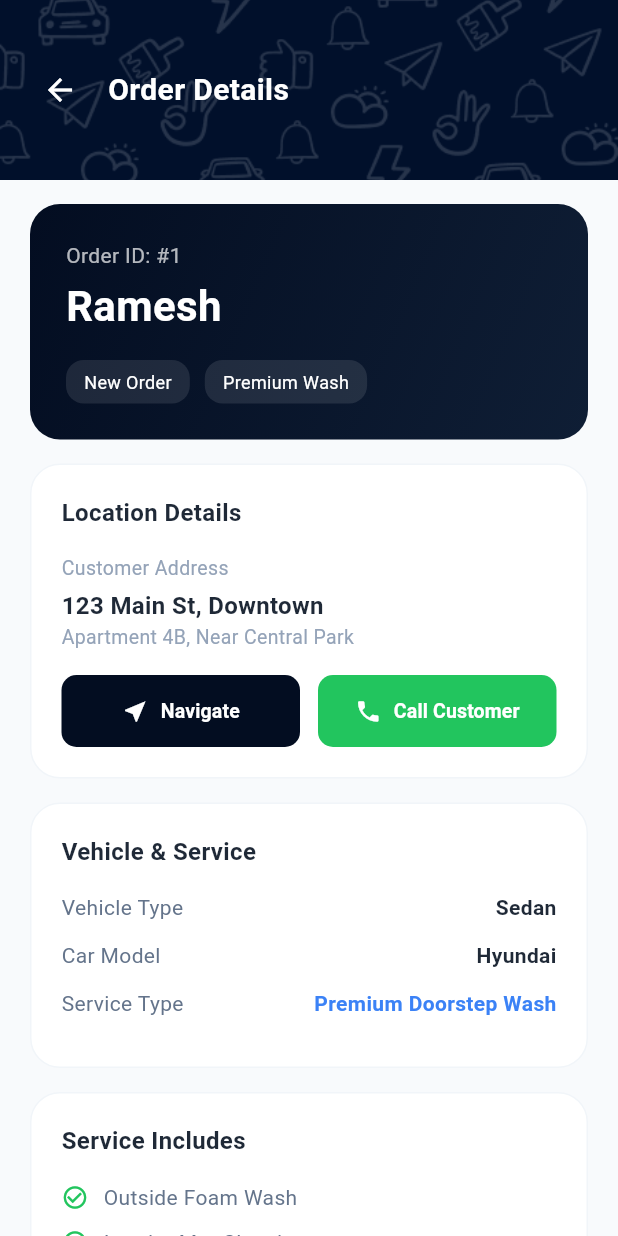
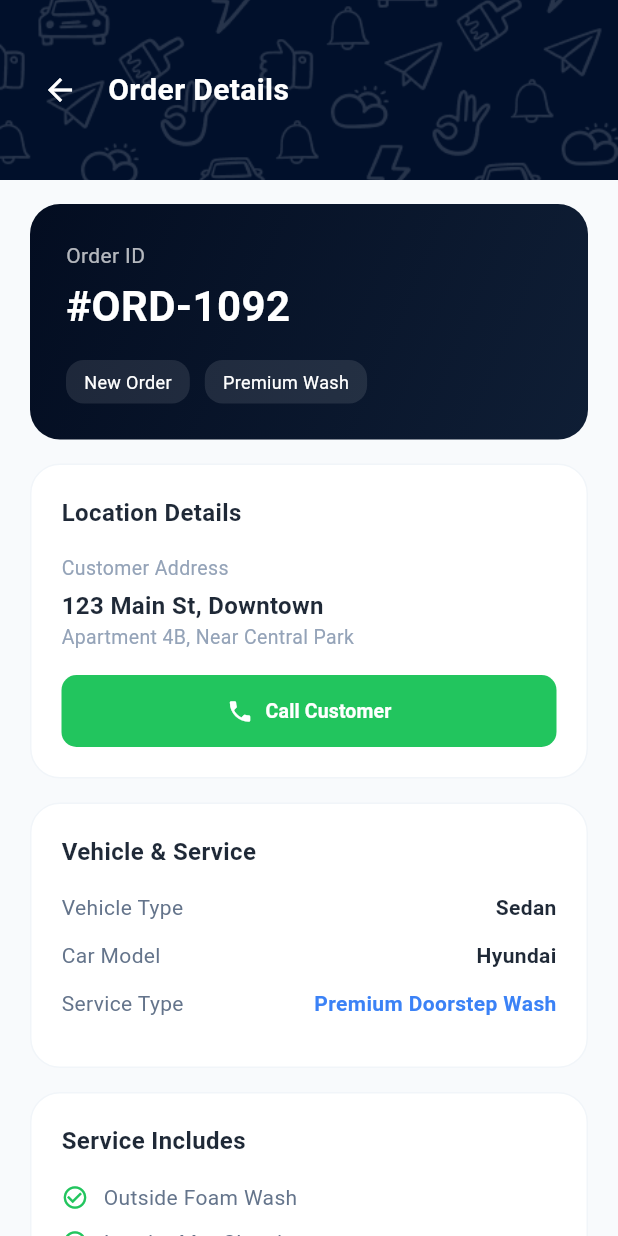
Before and after one commit to hemachandransairam/winkworker, a Flutter app: the DashboardScreen screen opened directly, after a tap on "View Details", on a phone screen of 412 x 824 dp. Run offline on Flutter 3.47's test engine with Material 3 defaults, Android fonts, the phone set to English and light mode, and no system bars; our stand-ins replace device_preview, image_picker, shared_preferences, supabase_flutter; accounts and stored records are empty.

Commit message:
updated order details

```diff
--- a/lib/screens/dashboard_screen.dart
+++ b/lib/screens/dashboard_screen.dart
@@ -253,7 +253,7 @@ class _DashboardScreenState extends State<DashboardScreen> {
 
                       // Order Card
                       _buildRefinedOrderCard(
-                        name: "Ramesh",
+                        orderId: "#ORD-1092",
                         address: "123 Main St, Downtown",
                         time: "10 : 30 AM",
                         date: "30-08",
@@ -304,7 +304,7 @@ class _DashboardScreenState extends State<DashboardScreen> {
   }
 
   Widget _buildRefinedOrderCard({
-    required String name,
+    required String orderId,
     required String address,
     required String time,
     required String date,
@@ -331,7 +331,7 @@ class _DashboardScreenState extends State<DashboardScreen> {
             mainAxisAlignment: MainAxisAlignment.spaceBetween,
             children: [
               Text(
-                name,
+                orderId,
                 style: const TextStyle(
                   fontSize: 18,
                   fontWeight: FontWeight.bold,
@@ -411,7 +411,7 @@ class _DashboardScreenState extends State<DashboardScreen> {
                   MaterialPageRoute(
                     builder:
                         (context) => OrderDetailsScreen(
-                          name: name,
+                          orderId: orderId,
                           address: address,
                           time: time,
                           distance: date,
--- a/lib/screens/earnings_screen.dart
+++ b/lib/screens/earnings_screen.dart
@@ -123,31 +123,31 @@ class EarningsScreen extends StatelessWidget {
                           const SizedBox(height: 16),
 
                           _buildTransactionCard(
-                            "Premium Wash - Ramesh",
+                            "Premium Wash - #ORD-1092",
                             "Today, 10:30 AM",
                             "₹2,000",
                             const Color(0xFF22C55E),
                           ),
                           _buildTransactionCard(
-                            "Basic Wash - Suresh",
+                            "Basic Wash - #ORD-1091",
                             "Today, 8:00 AM",
                             "₹500",
                             const Color(0xFF22C55E),
                           ),
                           _buildTransactionCard(
-                            "Deluxe Detail - Mandhana",
+                            "Deluxe Detail - #ORD-1090",
                             "Yesterday, 4:30 PM",
                             "₹3,500",
                             const Color(0xFF22C55E),
                           ),
                           _buildTransactionCard(
-                            "Premium Wash - Kohli",
+                            "Premium Wash - #ORD-1089",
                             "Yesterday, 2:00 PM",
                             "₹2,000",
                             const Color(0xFF22C55E),
                           ),
                           _buildTransactionCard(
-                            "Basic Wash - Rohit",
+                            "Basic Wash - #ORD-1088",
                             "Feb 24, 11:00 AM",
                             "₹500",
                             const Color(0xFF22C55E),
--- a/lib/screens/job_completed_screen.dart
+++ b/lib/screens/job_completed_screen.dart
@@ -84,7 +84,7 @@ class _JobCompletedScreenState extends State<JobCompletedScreen> {
                       title: "Job Summary",
                       child: Column(
                         children: [
-                          _buildSummaryRow("Customer", "Ramesh"),
+                          _buildSummaryRow("Customer (Order ID)", "#ORD-1092"),
                           _buildSummaryRow("Service", "Premium Doorstep Wash"),
                           _buildSummaryRow("Duration", "45 mins"),
                           _buildSummaryRow("Vehicle Type", "Sedan"),
--- a/lib/screens/order_details_screen.dart
+++ b/lib/screens/order_details_screen.dart
@@ -1,8 +1,9 @@
 import 'package:flutter/material.dart';
 import 'package:wink_worker/screens/route_map_screen.dart';
+import 'package:wink_worker/screens/before_service_screen.dart';
 
 class OrderDetailsScreen extends StatelessWidget {
-  final String name;
+  final String orderId;
   final String address;
   final String time;
   final String distance;
@@ -10,7 +11,7 @@ class OrderDetailsScreen extends StatelessWidget {
 
   const OrderDetailsScreen({
     super.key,
-    required this.name,
+    required this.orderId,
     required this.address,
     required this.time,
     required this.distance,
@@ -82,12 +83,12 @@ class OrderDetailsScreen extends StatelessWidget {
                       crossAxisAlignment: CrossAxisAlignment.start,
                       children: [
                         const Text(
-                          "Order ID: #1",
+                          "Order ID",
                           style: TextStyle(color: Colors.white70, fontSize: 14),
                         ),
                         const SizedBox(height: 4),
                         Text(
-                          name,
+                          orderId,
                           style: const TextStyle(
                             color: Colors.white,
                             fontSize: 28,
@@ -138,28 +139,8 @@ class OrderDetailsScreen extends StatelessWidget {
                           ),
                         ),
                         const SizedBox(height: 16),
-                        Row(
-                          children: [
-                            Expanded(
-                              child: _buildActionButton(
-                                Icons.near_me,
-                                "Navigate",
-                                const Color(0xFF030D21),
-                                () {
-                                  Navigator.push(
-                                    context,
-                                    MaterialPageRoute(
-                                      builder:
-                                          (context) => RouteMapScreen(
-                                            destinationAddress: address,
-                                          ),
-                                    ),
-                                  );
-                                },
-                              ),
-                            ),
-                            const SizedBox(width: 12),
-                            Expanded(
+                        SizedBox(
+                          width: double.infinity,
                           child: _buildActionButton(
                             Icons.phone,
                             "Call Customer",
@@ -172,8 +153,6 @@ class OrderDetailsScreen extends StatelessWidget {
                               );
                             },
                           ),
-                            ),
-                          ],
                         ),
                       ],
                     ),
@@ -276,8 +255,10 @@ class OrderDetailsScreen extends StatelessWidget {
                   const SizedBox(height: 32),
 
                   // Bottom Button
-                  SizedBox(
-                    width: double.infinity,
+                  Row(
+                    children: [
+                      Expanded(
+                        child: SizedBox(
                           height: 56,
                           child: ElevatedButton(
                             onPressed: () {
@@ -285,8 +266,9 @@ class OrderDetailsScreen extends StatelessWidget {
                                 context,
                                 MaterialPageRoute(
                                   builder:
-                                (context) =>
-                                    RouteMapScreen(destinationAddress: address),
+                                      (context) => RouteMapScreen(
+                                        destinationAddress: address,
+                                      ),
                                 ),
                               );
                             },
@@ -297,7 +279,7 @@ class OrderDetailsScreen extends StatelessWidget {
                               ),
                             ),
                             child: const Text(
-                        "Accept & Start",
+                              "Navigate",
                               style: TextStyle(
                                 color: Colors.white,
                                 fontSize: 16,
@@ -305,6 +287,40 @@ class OrderDetailsScreen extends StatelessWidget {
                               ),
                             ),
                           ),
+                        ),
+                      ),
+                      const SizedBox(width: 16),
+                      Expanded(
+                        child: SizedBox(
+                          height: 56,
+                          child: ElevatedButton(
+                            onPressed: () {
+                              Navigator.push(
+                                context,
+                                MaterialPageRoute(
+                                  builder:
+                                      (context) => const BeforeServiceScreen(),
+                                ),
+                              );
+                            },
+                            style: ElevatedButton.styleFrom(
+                              backgroundColor: const Color(0xFF22C55E),
+                              shape: RoundedRectangleBorder(
+                                borderRadius: BorderRadius.circular(12),
+                              ),
+                            ),
+                            child: const Text(
+                              "Scan",
+                              style: TextStyle(
+                                color: Colors.white,
+                                fontSize: 16,
+                                fontWeight: FontWeight.bold,
+                              ),
+                            ),
+                          ),
+                        ),
+                      ),
+                    ],
                   ),
                   const SizedBox(height: 32),
                 ],
```
Lines whose indentation alone changed are shown as unchanged.
